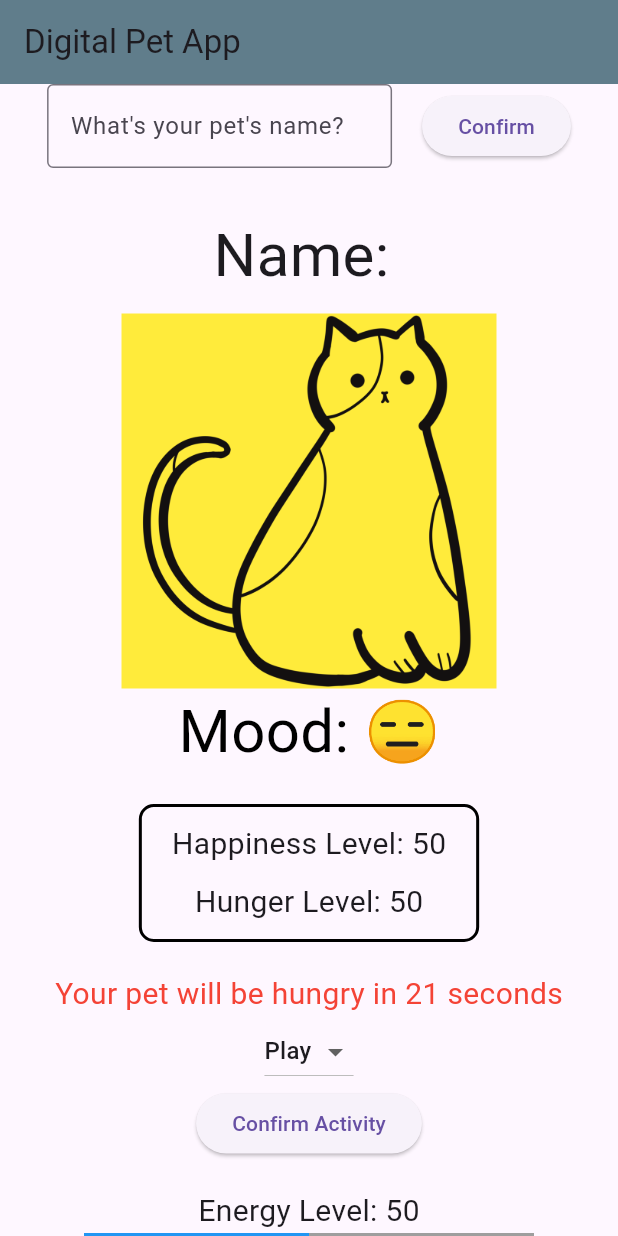
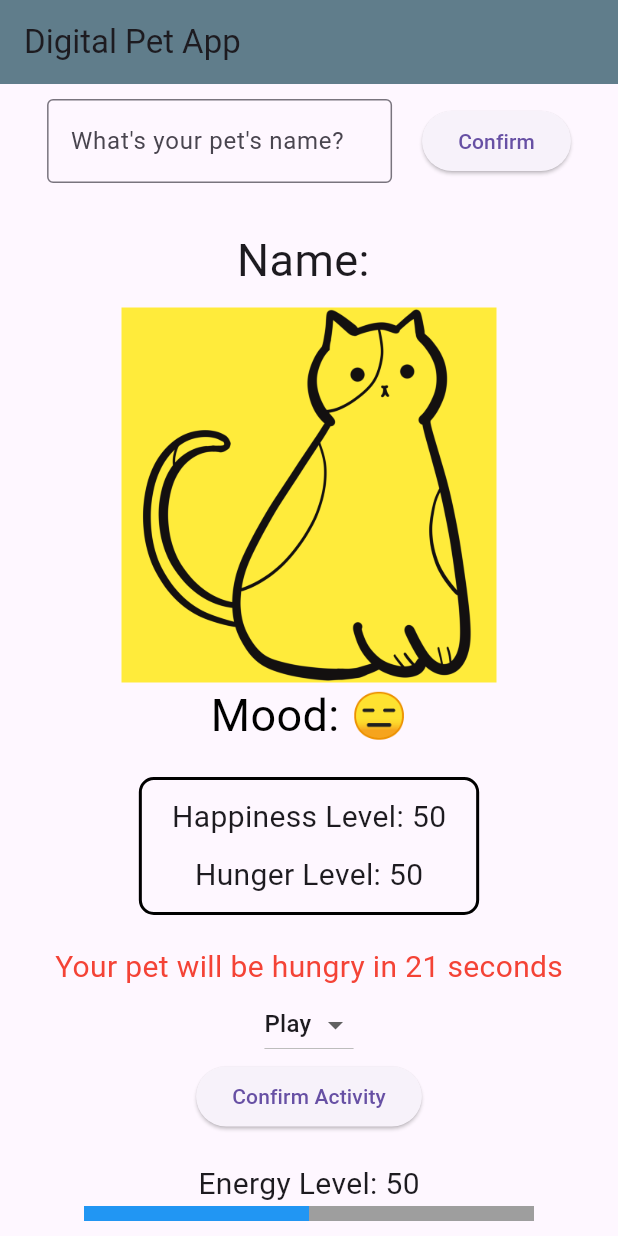
Before and after one commit to Ruhisawant/Digital_Pet_App, a Flutter app: the screen it shows after launch, after a tap on "Confirm", on a phone screen of 412 x 824 dp. Run offline on Flutter 3.47's test engine with Material 3 defaults, Android fonts, the phone set to English and light mode, and no system bars.

Commit message:
Added Comments

```diff
--- a/lib/main.dart
+++ b/lib/main.dart
@@ -2,19 +2,22 @@ import 'package:flutter/material.dart';
 import 'dart:async';
 
 void main() {
-  runApp(MaterialApp(
+  runApp(const MaterialApp(
     home: DigitalPetApp(),
   ));
 }
 
 class DigitalPetApp extends StatefulWidget {
+  const DigitalPetApp({super.key});
+
   @override
-  _DigitalPetAppState createState() => _DigitalPetAppState();
+  DigitalPetAppState createState() => DigitalPetAppState();
 }
 
-class _DigitalPetAppState extends State<DigitalPetApp> {
+class DigitalPetAppState extends State<DigitalPetApp> {
   final TextEditingController _controller = TextEditingController();
   String petName = "Your Pet";
+  String _selectedActivity = 'Play';
   int happinessLevel = 50;
   int hungerLevel = 50;
   int _energyLevel = 50;
@@ -23,8 +26,8 @@ class _DigitalPetAppState extends State<DigitalPetApp> {
   bool gameOver = false;
   bool hasWon = false;
   Timer? _timer;
-  String _selectedActivity = 'Play';
 
+  // Determines the color of the pet based on its happiness level
   Color petColor() {
     if (happinessLevel > 70) {
       return Colors.green;
@@ -35,6 +38,7 @@ class _DigitalPetAppState extends State<DigitalPetApp> {
     }
   }
 
+  // Returns an emoji based on the pet's mood
   String petMood() {
     if (happinessLevel > 70) {
       return '😁';
@@ -45,6 +49,7 @@ class _DigitalPetAppState extends State<DigitalPetApp> {
     }
   }
 
+  // Increases happiness, decreases energy, and updates hunger when playing with the pet
   void _playWithPet() {
     setState(() {
       happinessLevel = (happinessLevel + 10).clamp(0, 100);
@@ -53,6 +58,7 @@ class _DigitalPetAppState extends State<DigitalPetApp> {
     });
   }
 
+  // Decreases hunger, increases energy, and updates happiness when feeding the pet
   void _feedPet() {
     setState(() {
       hungerLevel = (hungerLevel - 10).clamp(0, 100);
@@ -62,6 +68,7 @@ class _DigitalPetAppState extends State<DigitalPetApp> {
     _countdown();
   }
 
+  // Updates happiness based on hunger level
   void _updateHappiness() {
     if (hungerLevel < 30) {
       happinessLevel = (happinessLevel - 20).clamp(0, 100);
@@ -70,6 +77,7 @@ class _DigitalPetAppState extends State<DigitalPetApp> {
     }
   }
 
+  // Increases hunger over time
   void _updateHunger() {
     hungerLevel = (hungerLevel + 5).clamp(0, 100);
     if (hungerLevel > 100) {
@@ -78,6 +86,7 @@ class _DigitalPetAppState extends State<DigitalPetApp> {
     }
   }
 
+  // Starts a countdown for hunger and manages game logic based on seconds
   void _countdown() {
     _timer?.cancel();
     _seconds = 30;
@@ -86,7 +95,6 @@ class _DigitalPetAppState extends State<DigitalPetApp> {
         timer.cancel();
         return;
       }
-
       if (_seconds > 0) {
         setState(() {
           _seconds--;
@@ -97,10 +105,9 @@ class _DigitalPetAppState extends State<DigitalPetApp> {
           hungerLevel = (hungerLevel + 5).clamp(0, 100);
         });
       }
-
       if (happinessLevel > 80) {
         winSeconds++;
-      if (winSeconds >= 180) {
+        if (winSeconds >= 5) {
           setState(() {
             hasWon = true;
           });
@@ -108,7 +115,6 @@ class _DigitalPetAppState extends State<DigitalPetApp> {
       } else {
         winSeconds = 0;
       }
-
       if (hungerLevel >= 100 && happinessLevel <= 10) {
         setState(() {
           gameOver = true;
@@ -117,7 +123,7 @@ class _DigitalPetAppState extends State<DigitalPetApp> {
     });
   }
 
-
+  // Calls the appropriate pet activity based on selected activity
   void _performActivity() {
     if (_selectedActivity == 'Play') {
       _playWithPet();
@@ -126,6 +132,7 @@ class _DigitalPetAppState extends State<DigitalPetApp> {
     }
   }
 
+  // Resets the game state when restarting
   void resetGame() {
     setState(() {
       hasWon = false;
@@ -142,26 +149,26 @@ class _DigitalPetAppState extends State<DigitalPetApp> {
   @override
   void initState() {
     super.initState();
-    _countdown();
+    _countdown(); // Starts the countdown timer when the app is initialized
   }
 
   @override
   void dispose() {
-    _timer?.cancel();
+    _timer?.cancel(); // Cancels the timer when the widget is disposed of
     super.dispose();
   }
 
   @override
   Widget build(BuildContext context) {
+    // Game Over screen
     if (gameOver) {
       return Scaffold(
-        appBar: AppBar(title: const Text('Game Over')),
         body: Center(
           child: Column(
             mainAxisAlignment: MainAxisAlignment.center,
             children: [
-              const Text('Game Over!', style: TextStyle(fontSize: 30, color: Colors.red)),
-              const SizedBox(height: 20),
+              const Text('Game Over!', style: TextStyle(fontSize: 40, color: Colors.red)),
+              const SizedBox(height: 30),
               ElevatedButton(
                 onPressed: resetGame,
                 child: const Text('Reset'),
@@ -171,21 +178,16 @@ class _DigitalPetAppState extends State<DigitalPetApp> {
         ),
       );
     }
+
+    // Winning screen
     if (hasWon) {
       return Scaffold(
-      appBar: AppBar(
-        title: const Text(
-          'You Win',
-          style: TextStyle(fontSize: 40),
-        ),
-        backgroundColor: Colors.blueGrey,
-      ),
         body: Center(
           child: Column(
             mainAxisAlignment: MainAxisAlignment.center,
             children: [
-              const Text('You Win', style: TextStyle(fontSize: 30, color: Colors.green)),
-              const SizedBox(height: 20),
+              const Text('You Win!', style: TextStyle(fontSize: 50, color: Colors.green)),
+              const SizedBox(height: 30),
               ElevatedButton(
                 onPressed: resetGame,
                 child: const Text('Play Again'),
@@ -195,6 +197,8 @@ class _DigitalPetAppState extends State<DigitalPetApp> {
         ),
       );
     }
+
+    // Main gameplay screen
     return Scaffold(
       appBar: AppBar(
         title: const Text('Digital Pet App'),
@@ -204,6 +208,7 @@ class _DigitalPetAppState extends State<DigitalPetApp> {
         child: Column(
           mainAxisAlignment: MainAxisAlignment.center,
           children: <Widget>[
+            // Pet name input field
             Row(
               mainAxisAlignment: MainAxisAlignment.center,
               children: [
@@ -218,7 +223,6 @@ class _DigitalPetAppState extends State<DigitalPetApp> {
                     ),
                   ),
                 ),
-
                 const SizedBox(width: 20),
                 ElevatedButton(
                   onPressed: () {
@@ -232,8 +236,9 @@ class _DigitalPetAppState extends State<DigitalPetApp> {
             ),
 
             const SizedBox(height: 30),
-            Text('Name: $petName', style: const TextStyle(fontSize: 40.0)),
+            Text('Name: $petName', style: const TextStyle(fontSize: 30.0)),
 
+            // Pet color and image display
             const SizedBox(height: 10),
             Container(
               width: 250,
@@ -242,9 +247,10 @@ class _DigitalPetAppState extends State<DigitalPetApp> {
               child: Image.asset('assets/images/cat.png', fit: BoxFit.cover),
             ),
 
-            Text('Mood: ${petMood()}', style: const TextStyle(fontSize: 40.0, color: Colors.black)),
+            Text('Mood: ${petMood()}', style: const TextStyle(fontSize: 30.0, color: Colors.black)),
+            const SizedBox(height: 20),
 
-            const SizedBox(height: 20),
+            // Displaying happiness and hunger levels
             Container(
               padding: const EdgeInsets.symmetric(vertical: 10, horizontal: 20),
               decoration: BoxDecoration(
@@ -263,6 +269,7 @@ class _DigitalPetAppState extends State<DigitalPetApp> {
             const SizedBox(height: 20),
             Text('Your pet will be hungry in $_seconds seconds', style: const TextStyle(fontSize: 20.0, color: Colors.red)),
 
+            // Dropdown to select activity
             DropdownButton<String>(
               value: _selectedActivity,
               items: ['Play', 'Feed'].map((String value) {
@@ -278,11 +285,13 @@ class _DigitalPetAppState extends State<DigitalPetApp> {
               },
             ),
 
+            // Button to confirm the selected activity
             ElevatedButton(
               onPressed: _performActivity,
               child: const Text('Confirm Activity'),
             ),
             const SizedBox(height: 20),
+            // Displaying energy level with a progress bar
             Text('Energy Level: $_energyLevel',
                 style: const TextStyle(fontSize: 20.0)),
             SizedBox(
```
Lines whose indentation alone changed are shown as unchanged.
